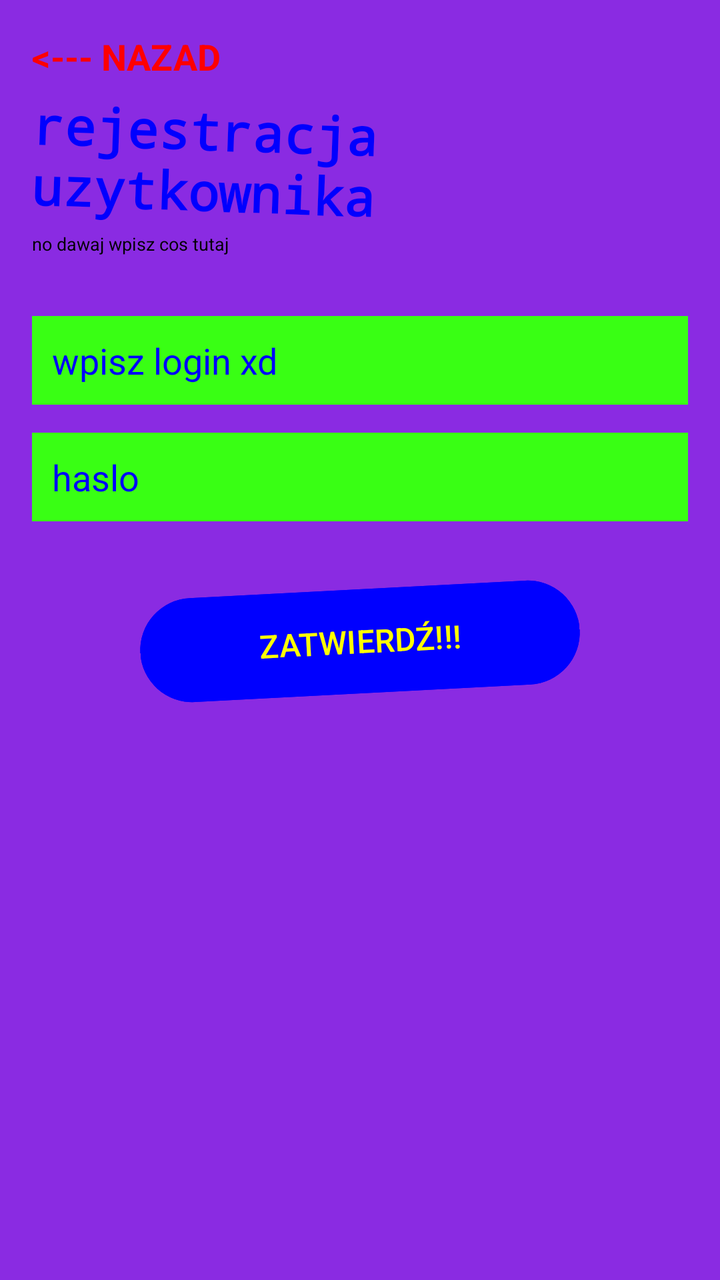
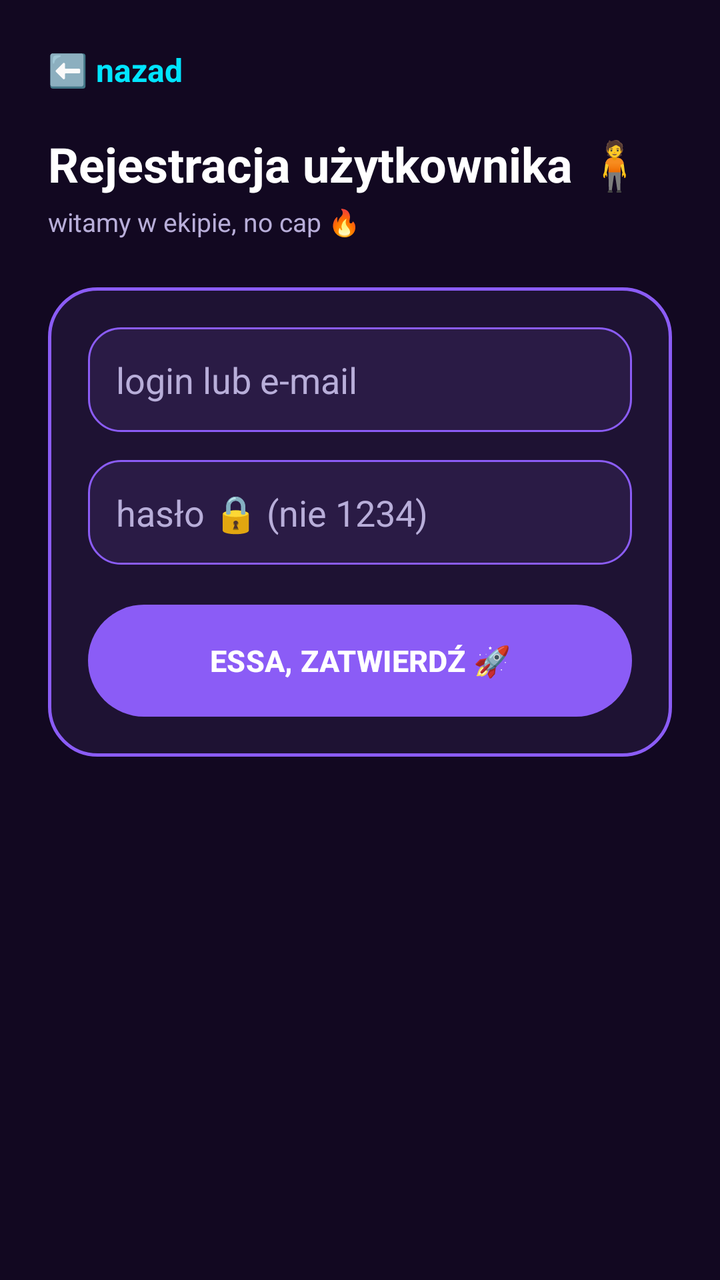

Before-and-after screenshots of an Android layout around one commit, followed by the original layout XML and the change that was made.
<!-- AndroidManifest.xml: application theme Theme.DemoEmptyActivity -->
<!-- res/layout/activity_register_user.xml -->
<?xml version="1.0" encoding="utf-8"?>
<LinearLayout xmlns:android="http://schemas.android.com/apk/res/android"
        xmlns:tools="http://schemas.android.com/tools"
        android:id="@+id/main"
        android:layout_width="match_parent"
        android:layout_height="match_parent"
        android:orientation="vertical"
        android:padding="16dp"
        android:background="@color/purple_primary"
        tools:context=".RegisterUserActivity">

    <TextView
            android:id="@+id/btnBack"
            android:layout_width="wrap_content"
            android:layout_height="wrap_content"
            android:text="&lt;--- NAZAD"
            android:textColor="@color/bright_red"
            android:textSize="18sp"
            android:textStyle="bold"
            android:clickable="true"
            android:focusable="true" />

    <TextView
            android:id="@+id/tvTitle"
            android:layout_width="wrap_content"
            android:layout_height="wrap_content"
            android:text="rejestracja uzytkownika"
            android:textSize="26sp"
            android:textStyle="bold"
            android:fontFamily="monospace"
            android:textColor="@color/bright_blue"
            android:rotation="2"
            android:layout_marginTop="10dp" />

    <TextView
            android:id="@+id/tvSubtitle"
            android:layout_width="wrap_content"
            android:layout_height="wrap_content"
            android:text="no dawaj wpisz cos tutaj"
            android:textSize="9sp"
            android:textColor="@color/black"
            android:layout_marginBottom="30dp" />

    <EditText
            android:id="@+id/etLogin"
            android:layout_width="match_parent"
            android:layout_height="wrap_content"
            android:hint="wpisz login xd"
            android:inputType="text"
            android:textColor="@color/bright_blue"
            android:textColorHint="@color/bright_blue"
            android:background="@color/neon_green"
            android:padding="10dp"
            android:layout_marginBottom="14dp" />

    <EditText
            android:id="@+id/etPassword"
            android:layout_width="match_parent"
            android:layout_height="wrap_content"
            android:hint="haslo"
            android:inputType="textPassword"
            android:textColor="@color/bright_blue"
            android:textColorHint="@color/bright_blue"
            android:background="@color/neon_green"
            android:padding="10dp"
            android:layout_marginBottom="30dp" />

    <Button
            android:id="@+id/btnSubmit"
            android:layout_width="220dp"
            android:layout_height="60dp"
            android:layout_gravity="center"
            android:text="ZATWIERDŹ!!!"
            android:textSize="16sp"
            android:textColor="@color/bright_yellow"
            android:backgroundTint="@color/bright_blue"
            android:rotation="-3" />

</LinearLayout>
<!-- resources referenced by this layout -->
<resources>
  <color name="black">#FF000000</color>
  <color name="bright_blue">#0000FF</color>
  <color name="bright_red">#FF0000</color>
  <color name="bright_yellow">#FFFF00</color>
  <color name="neon_green">#39FF14</color>
  <color name="purple_primary">#8A2BE2</color>
  <style name="Theme.DemoEmptyActivity" parent="Base.Theme.DemoEmptyActivity" />
  <style name="Base.Theme.DemoEmptyActivity" parent="Theme.Material3.DayNight.NoActionBar">
          <item name="colorPrimary">@color/bright_red</item>
          <item name="android:windowBackground">@color/neon_green</item>
      </style>
</resources>

<!-- the commit's change to res/layout/activity_register_user.xml (unified diff, before → after) -->
@@ -5,75 +5,95 @@
         android:layout_width="match_parent"
         android:layout_height="match_parent"
         android:orientation="vertical"
-        android:padding="16dp"
-        android:background="@color/purple_primary"
+        android:background="@color/bg_dark"
         tools:context=".RegisterUserActivity">
 
-    <TextView
-            android:id="@+id/btnBack"
-            android:layout_width="wrap_content"
-            android:layout_height="wrap_content"
-            android:text="&lt;--- NAZAD"
-            android:textColor="@color/bright_red"
-            android:textSize="18sp"
-            android:textStyle="bold"
-            android:clickable="true"
-            android:focusable="true" />
+    <ScrollView
+            android:layout_width="match_parent"
+            android:layout_height="match_parent">
 
-    <TextView
-            android:id="@+id/tvTitle"
-            android:layout_width="wrap_content"
-            android:layout_height="wrap_content"
-            android:text="rejestracja uzytkownika"
-            android:textSize="26sp"
-            android:textStyle="bold"
-            android:fontFamily="monospace"
-            android:textColor="@color/bright_blue"
-            android:rotation="2"
-            android:layout_marginTop="10dp" />
+        <LinearLayout
+                android:layout_width="match_parent"
+                android:layout_height="wrap_content"
+                android:orientation="vertical"
+                android:padding="24dp">
 
-    <TextView
-            android:id="@+id/tvSubtitle"
-            android:layout_width="wrap_content"
-            android:layout_height="wrap_content"
-            android:text="no dawaj wpisz cos tutaj"
-            android:textSize="9sp"
-            android:textColor="@color/black"
-            android:layout_marginBottom="30dp" />
+            <TextView
+                    android:id="@+id/btnBack"
+                    android:layout_width="wrap_content"
+                    android:layout_height="wrap_content"
+                    android:text="⬅️ nazad"
+                    android:textColor="@color/neon_cyan"
+                    android:textSize="16sp"
+                    android:textStyle="bold"
+                    android:clickable="true"
+                    android:focusable="true"
+                    android:layout_marginBottom="20dp" />
 
-    <EditText
-            android:id="@+id/etLogin"
-            android:layout_width="match_parent"
-            android:layout_height="wrap_content"
-            android:hint="wpisz login xd"
-            android:inputType="text"
-            android:textColor="@color/bright_blue"
-            android:textColorHint="@color/bright_blue"
-            android:background="@color/neon_green"
-            android:padding="10dp"
-            android:layout_marginBottom="14dp" />
+            <TextView
+                    android:id="@+id/tvTitle"
+                    android:layout_width="wrap_content"
+                    android:layout_height="wrap_content"
+                    android:text="Rejestracja użytkownika 🧍"
+                    android:textSize="24sp"
+                    android:textStyle="bold"
+                    android:textColor="@color/text_light"
+                    android:layout_marginBottom="4dp" />
 
-    <EditText
-            android:id="@+id/etPassword"
-            android:layout_width="match_parent"
-            android:layout_height="wrap_content"
-            android:hint="haslo"
-            android:inputType="textPassword"
-            android:textColor="@color/bright_blue"
-            android:textColorHint="@color/bright_blue"
-            android:background="@color/neon_green"
-            android:padding="10dp"
-            android:layout_marginBottom="30dp" />
+            <TextView
+                    android:id="@+id/tvSubtitle"
+                    android:layout_width="wrap_content"
+                    android:layout_height="wrap_content"
+                    android:text="witamy w ekipie, no cap 🔥"
+                    android:textSize="13sp"
+                    android:textColor="@color/text_muted_light"
+                    android:layout_marginBottom="24dp" />
 
-    <Button
-            android:id="@+id/btnSubmit"
-            android:layout_width="220dp"
-            android:layout_height="60dp"
-            android:layout_gravity="center"
-            android:text="ZATWIERDŹ!!!"
-            android:textSize="16sp"
-            android:textColor="@color/bright_yellow"
-            android:backgroundTint="@color/bright_blue"
-            android:rotation="-3" />
+            <LinearLayout
+                    android:layout_width="match_parent"
+                    android:layout_height="wrap_content"
+                    android:orientation="vertical"
+                    android:background="@drawable/card_glow"
+                    android:padding="20dp">
+
+                <EditText
+                        android:id="@+id/etLogin"
+                        android:layout_width="match_parent"
+                        android:layout_height="wrap_content"
+                        android:hint="login lub e-mail"
+                        android:inputType="text"
+                        android:background="@drawable/field_bg"
+                        android:textColor="@color/text_light"
+                        android:textColorHint="@color/text_muted_light"
+                        android:padding="14dp"
+                        android:layout_marginBottom="14dp" />
+
+                <EditText
+                        android:id="@+id/etPassword"
+                        android:layout_width="match_parent"
+                        android:layout_height="wrap_content"
+                        android:hint="hasło 🔒 (nie 1234)"
+                        android:inputType="textPassword"
+                        android:background="@drawable/field_bg"
+                        android:textColor="@color/text_light"
+                        android:textColorHint="@color/text_muted_light"
+                        android:padding="14dp"
+                        android:layout_marginBottom="20dp" />
+
+                <Button
+                        android:id="@+id/btnSubmit"
+                        android:layout_width="match_parent"
+                        android:layout_height="56dp"
+                        android:background="@drawable/gradient_button"
+                        android:text="ESSA, ZATWIERDŹ 🚀"
+                        android:textColor="@color/white"
+                        android:textSize="15sp"
+                        android:textStyle="bold"
+                        android:textAllCaps="false" />
+
+            </LinearLayout>
+
+        </LinearLayout>
+    </ScrollView>
 
 </LinearLayout>
<!-- resource entries referenced after the edit -->
@@ -1,15 +1,40 @@
 <!-- resources referenced by this layout -->
 <resources>
-  <color name="black">#FF000000</color>
-  <color name="bright_blue">#0000FF</color>
-  <color name="bright_red">#FF0000</color>
-  <color name="bright_yellow">#FFFF00</color>
-  <color name="neon_green">#39FF14</color>
-  <color name="purple_primary">#8A2BE2</color>
+  <color name="bg_dark">#120821</color>
+  <color name="neon_cyan">#00E5FF</color>
+  <color name="text_light">#FFFFFF</color>
+  <color name="text_muted_light">#B8AED9</color>
+  <color name="white">#FFFFFFFF</color>
+  <!-- drawable card_glow (drawable) -->
+  <shape xmlns:android="http://schemas.android.com/apk/res/android">
+      <corners android:radius="24dp"/>
+      <solid android:color="@color/surface_dark"/>
+      <stroke android:width="1.5dp" android:color="@color/neon_purple"/>
+  </shape>
+  <!-- drawable field_bg (drawable) -->
+  <shape xmlns:android="http://schemas.android.com/apk/res/android">
+      <corners android:radius="16dp"/>
+      <solid android:color="@color/field_dark"/>
+      <stroke android:width="1dp" android:color="@color/neon_purple"/>
+  </shape>
+  <!-- drawable gradient_button (drawable) -->
+  <shape xmlns:android="http://schemas.android.com/apk/res/android">
+      <corners android:radius="28dp"/>
+      <gradient
+          android:type="linear"
+          android:angle="0"
+          android:startColor="@color/neon_pink"
+          android:centerColor="@color/neon_purple"
+          android:endColor="@color/neon_cyan"/>
+  </shape>
   <style name="Theme.DemoEmptyActivity" parent="Base.Theme.DemoEmptyActivity" />
+  <color name="surface_dark">#1E1233</color>
+  <color name="neon_purple">#8B5CF6</color>
+  <color name="field_dark">#2A1B45</color>
+  <color name="neon_pink">#FF2DAF</color>
   <style name="Base.Theme.DemoEmptyActivity" parent="Theme.Material3.DayNight.NoActionBar">
-          <item name="colorPrimary">@color/bright_red</item>
-          <item name="android:windowBackground">@color/neon_green</item>
+          <item name="colorPrimary">@color/neon_purple</item>
+          <item name="android:windowBackground">@color/bg_dark</item>
       </style>
 </resources>
 
